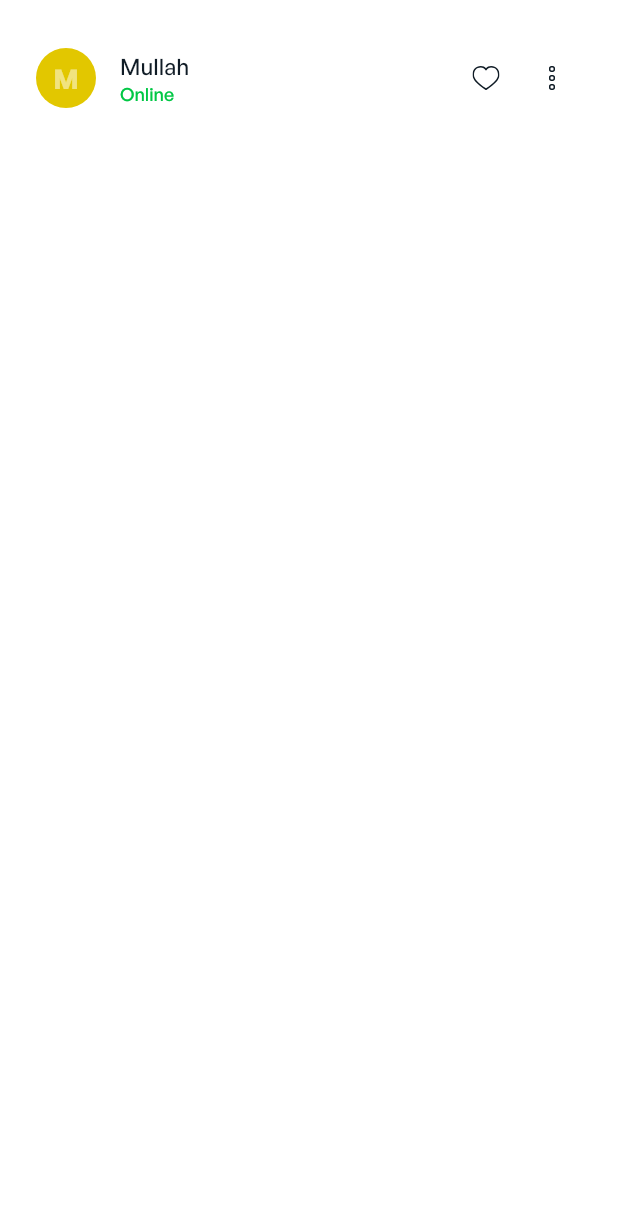
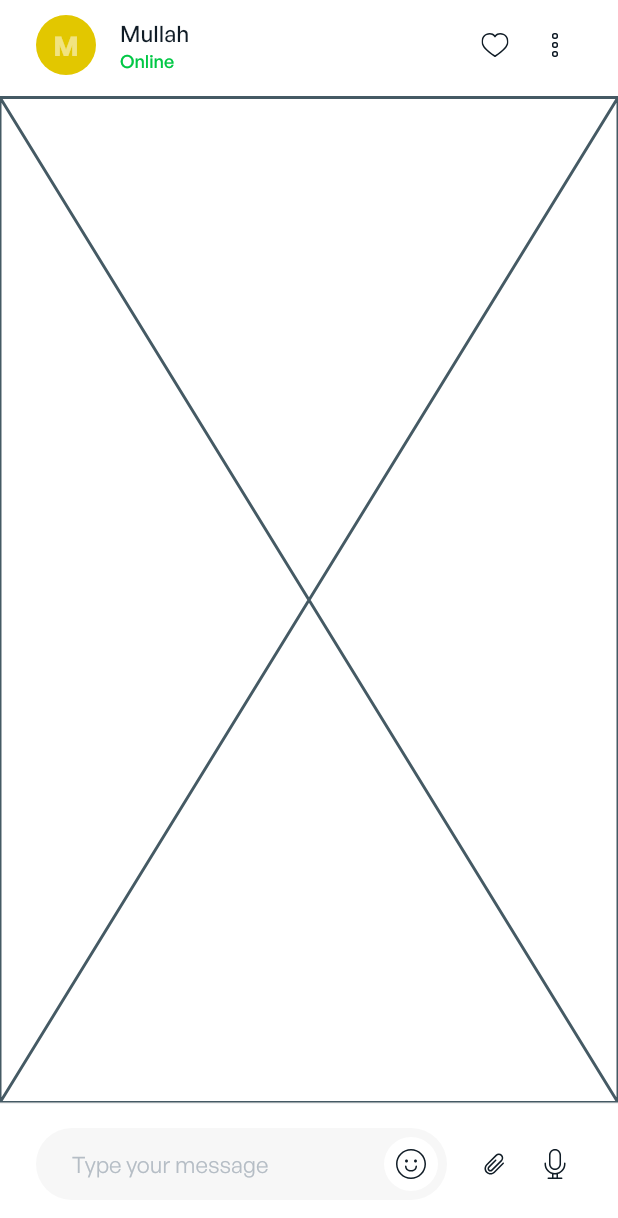
Before and after one commit to mcprah/chatteree_mobile, a Flutter app: the screen it shows after launch, on a phone screen of 412 x 824 dp. Shown: the top 1218 px of the screen. Run offline on Flutter 3.47's test engine with Material 2 defaults, Android fonts, the light colour scheme and no system bars; our stand-ins replace badges, flutter_svg, fluttertoast, image_picker, pin_code_fields; project files that could hold a hidden picture were left out.

Commit message:
refactor: add chat textfield and footer to chat screen

```diff
--- a/lib/providers/authentication_provider.dart
+++ b/lib/providers/authentication_provider.dart
@@ -4,7 +4,7 @@ class AuthenticationProvider with ChangeNotifier {
   String _email = '';
   String _verificationCode = '';
   bool _isValidCode = false;
-  bool _isRegisteredUser = true;
+  bool _isRegisteredUser = false;
   bool _isFirstTimeUser = false;
 
   String get email => _email;
--- /dev/null
+++ b/lib/view/components/chat/chat_footer.dart
@@ -0,0 +1,87 @@
+import 'package:flutter/material.dart';
+
+import 'package:chatteree_mobile/utils/colors.dart';
+import 'package:chatteree_mobile/utils/constants.dart';
+import 'package:chatteree_mobile/view/components/chat/chat_textfield.dart';
+import 'package:chatteree_mobile/view/widgets/c_icon_button.dart';
+
+class ChatFooter extends StatefulWidget {
+  const ChatFooter({super.key, required this.textEditingController});
+
+  final TextEditingController textEditingController;
+
+  @override
+  State<ChatFooter> createState() => _ChatFooterState();
+}
+
+class _ChatFooterState extends State<ChatFooter> {
+  late bool hasTypedText;
+
+  @override
+  void initState() {
+    super.initState();
+    hasTypedText = widget.textEditingController.text.isNotEmpty;
+  }
+
+  @override
+  Widget build(BuildContext context) {
+    return Container(
+      padding: const EdgeInsets.all(24.0) - const EdgeInsets.only(top: 8),
+      decoration: const BoxDecoration(
+        border: Border(
+          top: BorderSide(
+            color: AppColors.secondaryLight2,
+          ),
+        ),
+      ),
+      child: Row(
+        mainAxisAlignment: MainAxisAlignment.spaceBetween,
+        mainAxisSize: MainAxisSize.min,
+        children: [
+          Expanded(
+            child: ChatTextField(
+              textEditingController: widget.textEditingController,
+              onChanged: (value) {
+                setState(() {
+                  hasTypedText = value.isEmpty;
+                });
+              },
+              onEmojiPressed: () {},
+            ),
+          ),
+          const SizedBox(
+            width: 14,
+          ),
+          widget.textEditingController.text.isNotEmpty
+              ? CIconButton(
+                  onPressed: () {
+                    widget.textEditingController.clear();
+                  },
+                  type: CButtonType.PRIMARY,
+                  size: CSize.MD,
+                  svgIconPath: "assets/icons/icon/interfaces/send.svg",
+                )
+              : Row(
+                  children: [
+                    CIconButton(
+                      onPressed: () {},
+                      type: CButtonType.SECONDARY,
+                      iconColor: AppColors.dark,
+                      svgIconPath: "assets/icons/icon/interfaces/paperclip.svg",
+                    ),
+                    const SizedBox(
+                      width: 4,
+                    ),
+                    CIconButton(
+                      onPressed: () {},
+                      type: CButtonType.SECONDARY,
+                      iconColor: AppColors.dark,
+                      svgIconPath: "assets/icons/icon/media/microphone.svg",
+                    ),
+                  ],
+                ),
+        ],
+      ),
+    );
+  }
+}
--- /dev/null
+++ b/lib/view/components/chat/chat_header.dart
@@ -0,0 +1,99 @@
+import 'package:flutter/material.dart';
+
+import 'package:chatteree_mobile/utils/colors.dart';
+import 'package:chatteree_mobile/utils/constants.dart';
+import 'package:chatteree_mobile/utils/theme.dart';
+import 'package:chatteree_mobile/view/components/commons/profile_pic.dart';
+import 'package:chatteree_mobile/view/widgets/c_icon_button.dart';
+
+class ChatHeader extends StatefulWidget {
+  const ChatHeader({super.key});
+
+  @override
+  State<ChatHeader> createState() => _ChatHeaderState();
+}
+
+class _ChatHeaderState extends State<ChatHeader> {
+  String favoriteIcon = "assets/icons/icon/interfaces/heart.svg";
+  String favoriteIconFilled = "assets/icons/icon/interfaces/heart-filled.svg";
+  bool isFavorite = false;
+
+  @override
+  Widget build(BuildContext context) {
+    return Container(
+      padding: const EdgeInsets.only(
+        left: 24,
+        right: 24,
+        bottom: 4,
+      ),
+      decoration: const BoxDecoration(
+        border: Border(
+          bottom: BorderSide(
+            color: AppColors.secondaryLight2,
+          ),
+        ),
+      ),
+      child: SizedBox(
+        height: 60,
+        child: Row(
+          crossAxisAlignment: CrossAxisAlignment.center,
+          mainAxisAlignment: MainAxisAlignment.spaceBetween,
+          children: [
+            Row(
+              children: [
+                const ProfilePic(
+                  imagePath: null,
+                  initial: "M",
+                  minRadius: 20,
+                  fontSize: 18,
+                ),
+                const SizedBox(width: 16),
+                Column(
+                  mainAxisAlignment: MainAxisAlignment.center,
+                  crossAxisAlignment: CrossAxisAlignment.start,
+                  children: [
+                    Text(
+                      "Mullah",
+                      style: cBodyTextStyle.copyWith(
+                        fontWeight: FontWeight.w500,
+                      ),
+                    ),
+                    Text(
+                      "Online",
+                      style: cSmallBodyTextStyle.copyWith(
+                          fontWeight: FontWeight.w500,
+                          color: AppColors.success),
+                    ),
+                  ],
+                )
+              ],
+            ),
+            Row(
+              children: [
+                CIconButton(
+                  onPressed: () {
+                    setState(() {
+                      isFavorite = !isFavorite;
+                    });
+                  },
+                  type: CButtonType.SECONDARY,
+                  iconColor: isFavorite ? AppColors.accent : AppColors.primary,
+                  svgIconPath: isFavorite ? favoriteIconFilled : favoriteIcon,
+                ),
+                const SizedBox(
+                  width: 4,
+                ),
+                CIconButton(
+                  onPressed: () {},
+                  type: CButtonType.SECONDARY,
+                  iconColor: AppColors.primary,
+                  svgIconPath: "assets/icons/icon/interfaces/more-h.svg",
+                ),
+              ],
+            )
+          ],
+        ),
+      ),
+    );
+  }
+}
--- /dev/null
+++ b/lib/view/components/chat/chat_textfield.dart
@@ -0,0 +1,44 @@
+import 'package:flutter/material.dart';
+
+import 'package:chatteree_mobile/utils/colors.dart';
+import 'package:chatteree_mobile/utils/constants.dart';
+import 'package:chatteree_mobile/view/widgets/c_icon_button.dart';
+import 'package:chatteree_mobile/view/widgets/c_textfield.dart';
+
+class ChatTextField extends StatelessWidget {
+  const ChatTextField({
+    Key? key,
+    required this.textEditingController,
+    required this.onEmojiPressed,
+    required this.onChanged,
+  }) : super(key: key);
+  final TextEditingController textEditingController;
+  final void Function(String) onChanged;
+  final void Function() onEmojiPressed;
+
+  @override
+  Widget build(BuildContext context) {
+    return Stack(
+      children: [
+        CTextField(
+          placeholder: "Type your message",
+          textController: textEditingController,
+          keyboardType: TextInputType.multiline,
+          maxLines: null,
+          onChanged: onChanged,
+          hasSuffixWidget: true,
+        ),
+        Positioned(
+          top: 6,
+          right: 6,
+          child: CIconButton(
+            onPressed: onEmojiPressed,
+            type: CButtonType.SECONDARY,
+            iconColor: AppColors.dark,
+            svgIconPath: "assets/icons/icon/interfaces/smile.svg",
+          ),
+        )
+      ],
+    );
+  }
+}
--- a/lib/view/components/commons/email_text_field.dart
+++ b/lib/view/components/commons/email_text_field.dart
@@ -1,6 +1,7 @@
+import 'package:flutter/material.dart';
+
 import 'package:chatteree_mobile/view/widgets/c_icon_button.dart';
 import 'package:chatteree_mobile/view/widgets/c_textfield.dart';
-import 'package:flutter/material.dart';
 
 class EmailTextFormField extends StatelessWidget {
   final TextEditingController emailController;
@@ -23,7 +24,7 @@ class EmailTextFormField extends StatelessWidget {
         ),
         Positioned(
           top: 6,
-          right: 8,
+          right: 6,
           child: CIconButton(
             onPressed: onSubmit,
             svgIconPath: "assets/icons/icon/arrow/arrow-right.svg",
--- a/lib/view/screens/chat/chat_screen.dart
+++ b/lib/view/screens/chat/chat_screen.dart
@@ -1,10 +1,8 @@
-import 'package:chatteree_mobile/utils/colors.dart';
-import 'package:chatteree_mobile/utils/constants.dart';
-import 'package:chatteree_mobile/utils/theme.dart';
-import 'package:chatteree_mobile/view/components/commons/profile_pic.dart';
+import 'package:flutter/material.dart';
+
+import 'package:chatteree_mobile/view/components/chat/chat_footer.dart';
+import 'package:chatteree_mobile/view/components/chat/chat_header.dart';
 import 'package:chatteree_mobile/view/screens/layout/default.dart';
-import 'package:chatteree_mobile/view/widgets/c_icon_button.dart';
-import 'package:flutter/material.dart';
 
 class ChatScreen extends StatefulWidget {
   const ChatScreen({super.key});
@@ -14,88 +12,38 @@ class ChatScreen extends StatefulWidget {
 }
 
 class _ChatScreenState extends State<ChatScreen> {
-  String favoriteIcon = "assets/icons/icon/interfaces/heart.svg";
-  String favoriteIconFilled = "assets/icons/icon/interfaces/heart-filled.svg";
-  bool isFavorite = false;
+  TextEditingController textEditingController = TextEditingController();
 
   @override
   Widget build(BuildContext context) {
     return DefaultLayout(
-      screen: Column(
+      screen: LayoutBuilder(builder: (context, constraints) {
+        return Container(
+          constraints: BoxConstraints(
+            maxWidth: constraints.maxWidth,
+            maxHeight: constraints.maxHeight,
+          ),
+          child: Column(
             mainAxisSize: MainAxisSize.min,
             children: [
-          Padding(
-            padding: const EdgeInsets.only(
-              top: 12,
-              left: 24,
-              right: 24,
+              const ChatHeader(),
+              Expanded(
+                child: Column(
+                  mainAxisAlignment: MainAxisAlignment.end,
+                  children: [
+                    Expanded(
+                      child: Placeholder(),
                     ),
-            child: SizedBox(
-              height: 80,
-              child: Row(
-                crossAxisAlignment: CrossAxisAlignment.center,
-                mainAxisAlignment: MainAxisAlignment.spaceBetween,
-                children: [
-                  Row(
-                    children: [
-                      const ProfilePic(
-                        imagePath: null,
-                        initial: "M",
-                        minRadius: 20,
-                        fontSize: 18,
-                      ),
-                      const SizedBox(width: 16),
-                      Column(
-                        mainAxisAlignment: MainAxisAlignment.center,
-                        crossAxisAlignment: CrossAxisAlignment.start,
-                        children: [
-                          Text(
-                            "Mullah",
-                            style: cBodyTextStyle.copyWith(
-                              fontWeight: FontWeight.w500,
-                            ),
-                          ),
-                          Text(
-                            "Online",
-                            style: cSmallBodyTextStyle.copyWith(
-                                fontWeight: FontWeight.w500,
-                                color: AppColors.success),
+                    ChatFooter(
+                      textEditingController: textEditingController,
                     ),
                   ],
+                ),
               )
             ],
           ),
-                  Row(
-                    children: [
-                      CIconButton(
-                        onPressed: () {
-                          setState(() {
-                            isFavorite = !isFavorite;
-                          });
-                        },
-                        type: CButtonType.SECONDARY,
-                        iconColor:
-                            isFavorite ? AppColors.accent : AppColors.primary,
-                        svgIconPath:
-                            isFavorite ? favoriteIconFilled : favoriteIcon,
-                      ),
-                      const SizedBox(
-                        width: 4,
-                      ),
-                      CIconButton(
-                        onPressed: () {},
-                        type: CButtonType.SECONDARY,
-                        iconColor: AppColors.primary,
-                        svgIconPath: "assets/icons/icon/interfaces/more-h.svg",
-                      ),
-                    ],
-                  )
-                ],
-              ),
-            ),
-          ),
-        ],
-      ),
+        );
+      }),
     );
   }
 }
--- a/lib/view/widgets/c_icon_button.dart
+++ b/lib/view/widgets/c_icon_button.dart
@@ -12,6 +12,7 @@ class CIconButton extends StatelessWidget {
   final CButtonType type;
   final Color? iconColor;
 
+
   const CIconButton({
     super.key,
     required this.onPressed,
@@ -25,7 +26,7 @@ class CIconButton extends StatelessWidget {
   @override
   Widget build(BuildContext context) {
     return SizedBox.fromSize(
-      size: size == CSize.SM ? const Size(40, 40) : const Size(48, 48),
+      size: size == CSize.SM ? const Size(36, 36) : const Size(42, 42),
       child: ClipOval(
         child: Material(
           color: !disabled
@@ -36,9 +37,11 @@ class CIconButton extends StatelessWidget {
           child: InkWell(
             onTap: !disabled ? onPressed : null,
             child: Center(
-              child: SvgPicture.asset(svgIconPath,
-                  // ignore: deprecated_member_use
-                  color: iconColor),
+              child: SvgPicture.asset(
+                svgIconPath,
+                // ignore: deprecated_member_use
+                color: iconColor,
+              ),
             ),
           ),
         ),
--- a/lib/view/widgets/c_textfield.dart
+++ b/lib/view/widgets/c_textfield.dart
@@ -13,6 +13,7 @@ class CTextField extends StatelessWidget {
   final Widget? prefix;
   final Widget? suffix;
   final int? maxLength;
+  final int? maxLines;
   final void Function(String)? onChanged;
 
   const CTextField({
@@ -27,6 +28,7 @@ class CTextField extends StatelessWidget {
     this.suffix,
     this.onChanged,
     this.maxLength,
+    this.maxLines = 1,
   });
 
   @override
@@ -64,6 +66,7 @@ class CTextField extends StatelessWidget {
                           FocusScope.of(context).unfocus();
                         }
                       },
+                      maxLines: maxLines,
                       maxLength: maxLength,
                       onChanged: onChanged,
                       style: cBodyTextStyle.copyWith(
@@ -83,7 +86,8 @@ class CTextField extends StatelessWidget {
                           borderSide: BorderSide(
                             color: hasFocus
                                 ? Colors.transparent
-                                    : AppColors.accent),
+                                : AppColors.accent,
+                          ),
                         ),
                         focusedBorder: buildAccentStadiumBorder(),
                         enabledBorder: buildStadiumBorder(),
@@ -92,28 +96,30 @@ class CTextField extends StatelessWidget {
                           color: AppColors.danger,
                           height: 1,
                         ),
+                        isDense: true,
                         contentPadding: !hasSuffixWidget!
                             ? prefix == null
                                 ? const EdgeInsets.symmetric(
                                     horizontal: 24,
-                                      vertical: 16,
+                                    vertical: 12,
                                   )
                                 : const EdgeInsets.only(
-                                      top: 16,
-                                      bottom: 16,
+                                    top: 12,
+                                    bottom: 12,
                                     right: 24,
                                     left: 48,
                                   )
                             : const EdgeInsets.only(
-                                  top: 16,
-                                  bottom: 16,
+                                top: 14,
+                                bottom: 14,
                                 left: 24,
                                 right: 56,
-                                )),
+                              ),
+                      ),
                     ),
                     if (prefix != null)
                       Positioned(
-                        top: 14,
+                        top: 10,
                         left: 14,
                         child: SizedBox(
                           height: 24,
@@ -123,7 +129,7 @@ class CTextField extends StatelessWidget {
                       ),
                     if (suffix != null)
                       Positioned(
-                        top: 14,
+                        top: 10,
                         right: 14,
                         child: SizedBox(
                           height: 24,
```
Also changed, not shown: assets/icons/icon/interfaces/paperclip.svg (added), assets/icons/icon/interfaces/send.svg (added), assets/icons/icon/interfaces/smile.svg (added), assets/icons/icon/media/microphone.svg (added). Lines whose indentation alone changed are shown as unchanged.
